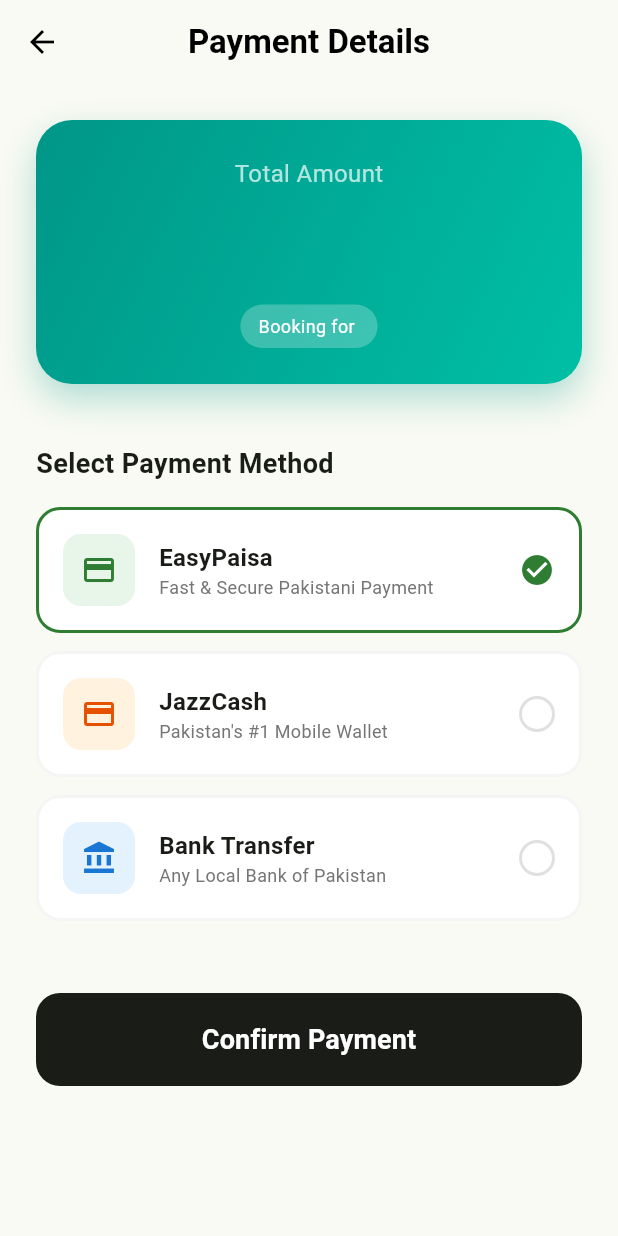
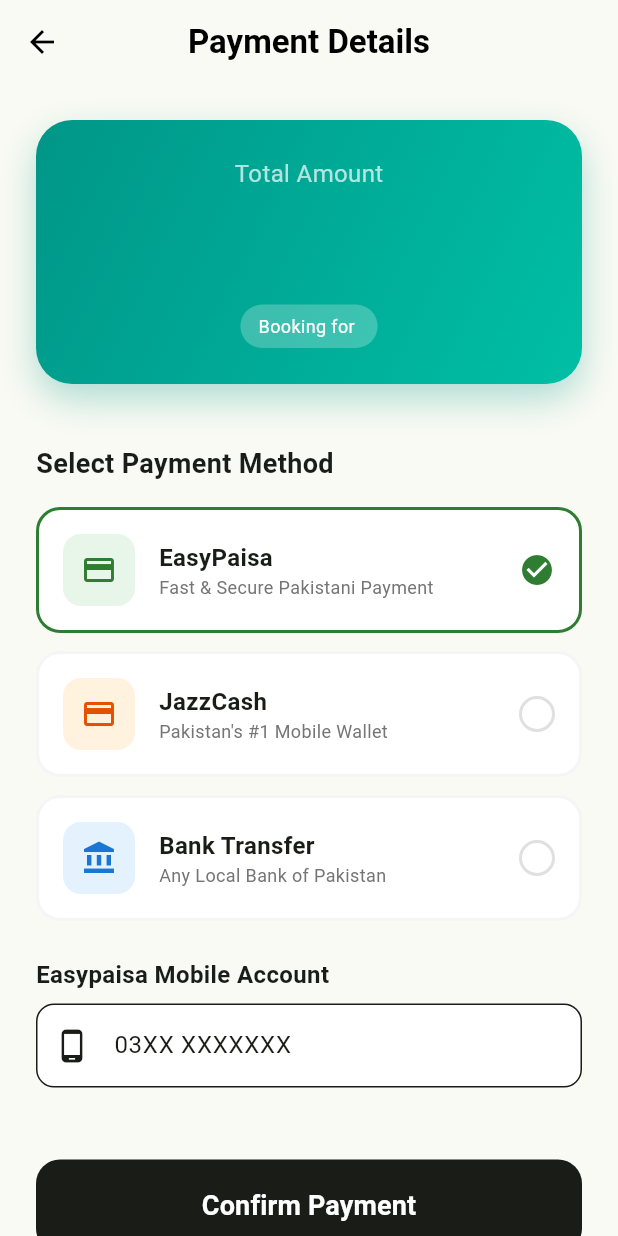
Before and after one commit to HassanAbbaccy/smart_labour_app-master, a Flutter app: the PaymentScreen screen opened directly with empty values, on a phone screen of 412 x 824 dp. Run offline on Flutter 3.47's test engine with Material 3 defaults, Android fonts, the phone set to English and light mode, and no system bars; our stand-ins replace cloud_firestore, firebase_auth, firebase_core, firebase_storage, geocoding, geolocator and 3 more; accounts and stored records are empty; network calls fail.

Commit message:
feat: add payment service and screen with Easypaisa integration

```diff
--- a/lib/screens/payment_screen.dart
+++ b/lib/screens/payment_screen.dart
@@ -1,5 +1,7 @@
 import 'package:cloud_firestore/cloud_firestore.dart';
 import 'package:flutter/material.dart';
+import '../services/payment_service.dart';
+import '../services/auth_service.dart';
 
 class PaymentScreen extends StatefulWidget {
   final String jobId;
@@ -20,14 +22,37 @@
 class _PaymentScreenState extends State<PaymentScreen> {
   String selectedMethod = 'EasyPaisa';
   bool isProcessing = false;
+  final TextEditingController _mobileController = TextEditingController();
+  final PaymentService _paymentService = PaymentService();
 
   Future<void> _processPayment() async {
+    if (selectedMethod == 'EasyPaisa' && _mobileController.text.isEmpty) {
+      ScaffoldMessenger.of(context).showSnackBar(
+        const SnackBar(content: Text('Please enter your mobile number')),
+      );
+      return;
+    }
+
     setState(() => isProcessing = true);
 
-    // Simulate network delay
-    await Future.delayed(const Duration(seconds: 2));
+    try {
+      if (selectedMethod == 'EasyPaisa') {
+        final email = AuthService().currentUser?.email ?? 'guest@example.com';
 
-    try {
+        await _paymentService.initiateEasypaisaPayment(
+          amount: widget.amount.replaceAll(
+            RegExp(r'[^0-9.]'),
+            '',
+          ), // Clean amount
+          mobileNumber: _mobileController.text,
+          email: email,
+          orderId: _paymentService.generateOrderId(),
+        );
+      } else {
+        // Simulate delay for other methods
+        await Future.delayed(const Duration(seconds: 2));
+      }
+
       await FirebaseFirestore.instance
           .collection('jobs')
           .doc(widget.jobId)
@@ -208,6 +233,28 @@
               icon: Icons.account_balance,
             ),
 
+            if (selectedMethod == 'EasyPaisa') ...[
+              const SizedBox(height: 24),
+              const Text(
+                'Easypaisa Mobile Account',
+                style: TextStyle(fontSize: 16, fontWeight: FontWeight.bold),
+              ),
+              const SizedBox(height: 8),
+              TextField(
+                controller: _mobileController,
+                keyboardType: TextInputType.phone,
+                decoration: InputDecoration(
+                  hintText: '03XX XXXXXXX',
+                  prefixIcon: const Icon(Icons.phone_android),
+                  border: OutlineInputBorder(
+                    borderRadius: BorderRadius.circular(12),
+                  ),
+                  filled: true,
+                  fillColor: Colors.white,
+                ),
+              ),
+            ],
+
             const SizedBox(height: 48),
 
             SizedBox(
--- a/pubspec.yaml
+++ b/pubspec.yaml
@@ -45,6 +45,7 @@
   url_launcher: ^6.3.2
   firebase_storage: ^12.1.0
   image_picker: ^1.1.2
+  http: ^1.6.0
 
 
 dev_dependencies:
```
Also changed, not shown: lib/services/payment_service.dart (added, +81 -0 lines), pubspec.lock.
